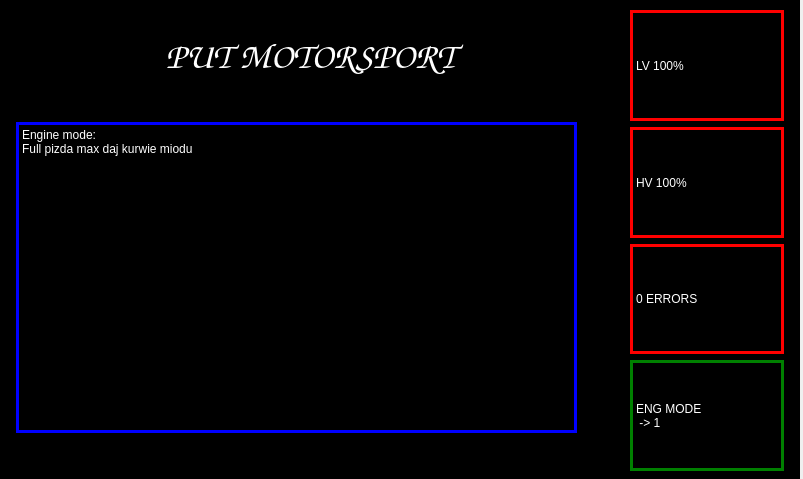
The window that main.ui (Evarios/PUTM_EV_DASHBOARD_2022) describes before a commit, drawn with Qt 5.
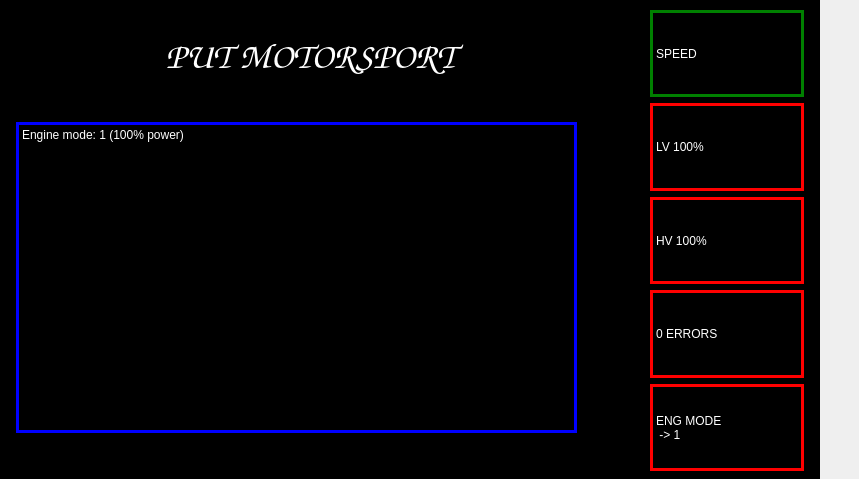
The same window after the commit. The open tabs and pages were chosen to show the change.

Commit message: changed menu, added gitignore

What changed in the file:
```diff
--- a/main.ui
+++ b/main.ui
@@ -6,7 +6,7 @@
    <rect>
     <x>0</x>
     <y>0</y>
-    <width>803</width>
+    <width>859</width>
     <height>479</height>
    </rect>
   </property>
@@ -19,7 +19,7 @@
      <rect>
       <x>0</x>
       <y>0</y>
-      <width>800</width>
+      <width>641</width>
       <height>480</height>
      </rect>
     </property>
@@ -647,67 +647,6 @@
       <property name="styleSheet">
        <string notr="true">background-color: rgb(0, 0, 0);</string>
       </property>
-      <widget class="QWidget" name="verticalLayoutWidget_6">
-       <property name="geometry">
-        <rect>
-         <x>630</x>
-         <y>10</y>
-         <width>154</width>
-         <height>461</height>
-        </rect>
-       </property>
-       <layout class="QVBoxLayout" name="ERRORS_menuBar_2">
-        <item>
-         <widget class="QLabel" name="ERRORS_lv_2">
-          <property name="styleSheet">
-           <string notr="true">color: rgb(255, 255, 255);
-font: 16pt &quot;Arial&quot;;
-border: 3px solid red;</string>
-          </property>
-          <property name="text">
-           <string>LV 100%</string>
-          </property>
-         </widget>
-        </item>
-        <item>
-         <widget class="QLabel" name="ERRORS_hv_2">
-          <property name="styleSheet">
-           <string notr="true">color: rgb(255, 255, 255);
-font: 16pt &quot;Arial&quot;;
-border: 3px solid red;</string>
-          </property>
-          <property name="text">
-           <string>HV 100%</string>
-          </property>
-         </widget>
-        </item>
-        <item>
-         <widget class="QLabel" name="ERRORS_errors_2">
-          <property name="styleSheet">
-           <string notr="true">color: rgb(255, 255, 255);
-font: 16pt &quot;Arial&quot;;
-border: 3px solid red;</string>
-          </property>
-          <property name="text">
-           <string>0 ERRORS</string>
-          </property>
-         </widget>
-        </item>
-        <item>
-         <widget class="QLabel" name="ERRORS_engMode_2">
-          <property name="styleSheet">
-           <string notr="true">color: rgb(255, 255, 255);
-font: 16pt &quot;Arial&quot;;
-border: 3px solid green;</string>
-          </property>
-          <property name="text">
-           <string>ENG MODE  
- -&gt; 1</string>
-          </property>
-         </widget>
-        </item>
-       </layout>
-      </widget>
       <widget class="QLabel" name="ENGMODE_name">
        <property name="geometry">
         <rect>
@@ -748,8 +687,7 @@
 border: 3px solid blue;</string>
        </property>
        <property name="text">
-        <string>Engine mode: 
-Full pizda max daj kurwie miodu</string>
+        <string>Engine mode: 1 (100% power)</string>
        </property>
        <property name="alignment">
         <set>Qt::AlignLeading|Qt::AlignLeft|Qt::AlignTop</set>
@@ -758,6 +696,94 @@
      </widget>
     </widget>
    </widget>
+   <widget class="QWidget" name="menuWidget" native="true">
+    <property name="geometry">
+     <rect>
+      <x>0</x>
+      <y>0</y>
+      <width>820</width>
+      <height>480</height>
+     </rect>
+    </property>
+    <property name="styleSheet">
+     <string notr="true">background-color: rgb(0, 0, 0);</string>
+    </property>
+    <widget class="QWidget" name="verticalLayoutWidget_7">
+     <property name="geometry">
+      <rect>
+       <x>650</x>
+       <y>10</y>
+       <width>154</width>
+       <height>461</height>
+      </rect>
+     </property>
+     <layout class="QVBoxLayout" name="menuBar">
+      <item>
+       <widget class="QLabel" name="MENU_speed">
+        <property name="styleSheet">
+         <string notr="true">color: rgb(255, 255, 255);
+font: 16pt &quot;Arial&quot;;
+border: 3px solid green;</string>
+        </property>
+        <property name="text">
+         <string>SPEED</string>
+        </property>
+       </widget>
+      </item>
+      <item>
+       <widget class="QLabel" name="MENU_lv">
+        <property name="styleSheet">
+         <string notr="true">color: rgb(255, 255, 255);
+font: 16pt &quot;Arial&quot;;
+border: 3px solid red;</string>
+        </property>
+        <property name="text">
+         <string>LV 100%</string>
+        </property>
+       </widget>
+      </item>
+      <item>
+       <widget class="QLabel" name="MENU_hv">
+        <property name="styleSheet">
+         <string notr="true">color: rgb(255, 255, 255);
+font: 16pt &quot;Arial&quot;;
+border: 3px solid red;</string>
+        </property>
+        <property name="text">
+         <string>HV 100%</string>
+        </property>
+       </widget>
+      </item>
+      <item>
+       <widget class="QLabel" name="MENU_errors">
+        <property name="styleSheet">
+         <string notr="true">color: rgb(255, 255, 255);
+font: 16pt &quot;Arial&quot;;
+border: 3px solid red;</string>
+        </property>
+        <property name="text">
+         <string>0 ERRORS</string>
+        </property>
+       </widget>
+      </item>
+      <item>
+       <widget class="QLabel" name="MENU_engMode">
+        <property name="styleSheet">
+         <string notr="true">color: rgb(255, 255, 255);
+font: 16pt &quot;Arial&quot;;
+border: 3px solid red;</string>
+        </property>
+        <property name="text">
+         <string>ENG MODE  
+ -&gt; 1</string>
+        </property>
+       </widget>
+      </item>
+     </layout>
+    </widget>
+   </widget>
+   <zorder>menuWidget</zorder>
+   <zorder>stackedWidget</zorder>
   </widget>
  </widget>
  <resources/>
```
Left out of the diff: 248 changed lines with no effect on the pictures. The commit also changes 4 other files.
